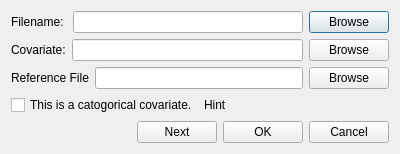
First picture: the form in simpledialog.ui, repository lreis2415/iSoLIM, before the edit.
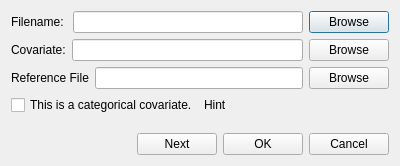
Second picture: the form after the edit.

Patch:
```diff
--- a/simpledialog.ui
+++ b/simpledialog.ui
@@ -7,7 +7,7 @@
     <x>0</x>
     <y>0</y>
     <width>400</width>
-    <height>151</height>
+    <height>166</height>
    </rect>
   </property>
   <property name="windowTitle">
@@ -82,7 +82,7 @@
      <item>
       <widget class="QCheckBox" name="checkBox">
        <property name="text">
-        <string>This is a catogorical covariate.</string>
+        <string>This is a categorical covariate.</string>
        </property>
       </widget>
      </item>
```
